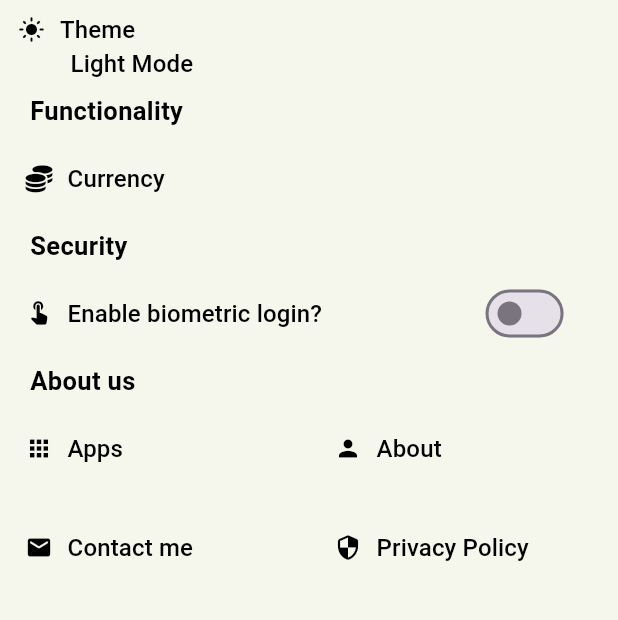
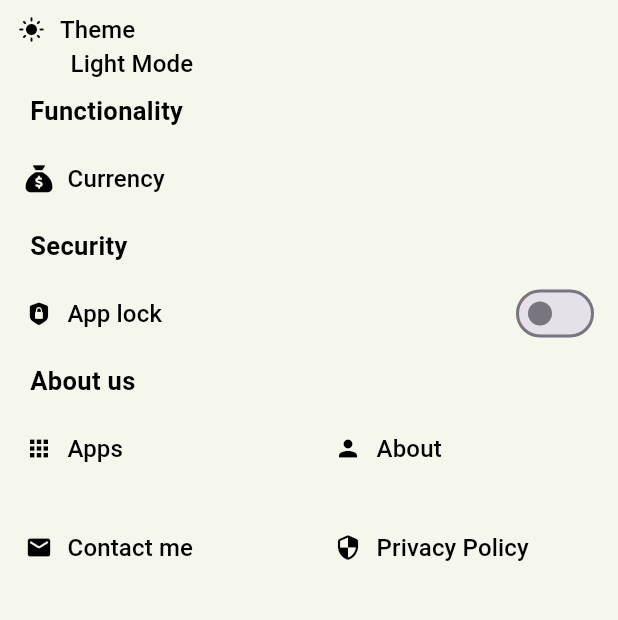
Before and after one commit to Viperz75/Jar, a Flutter app: the screen it shows after launch, after a tap on an icon or button, on a phone screen of 412 x 824 dp, the part 120-740 px from its top. Run offline on Flutter 3.47's test engine with Material 3 defaults, Android fonts, the light colour scheme and no system bars; our stand-ins replace fl_chart, font_awesome_flutter, hive, hive_flutter, local_auth, shared_preferences; accounts and stored records are empty.

Commit message:
updated icons and readme

```diff
--- /dev/null
+++ b/devtools_options.yaml
@@ -0,0 +1 @@
+extensions:
--- a/lib/components/settings.dart
+++ b/lib/components/settings.dart
@@ -194,7 +194,7 @@ class _SettingsPageState extends State<SettingsPage> {
                       children: [
                         const SizedBox(width: 5.0),
                         FaIcon(
-                          FontAwesomeIcons.coins,
+                          FontAwesomeIcons.sackDollar,
                           color: Provider.of<ThemeProvider>(context)
                                       .themeModeType ==
                                   ThemeModeType.dark
@@ -229,11 +229,13 @@ class _SettingsPageState extends State<SettingsPage> {
                   child: SizedBox(
                     height: 50.0,
                     child: Row(
-                      mainAxisAlignment: MainAxisAlignment.start,
+                      mainAxisAlignment: MainAxisAlignment.spaceBetween,
+                      children: [
+                        Row(
                           children: [
                             const SizedBox(width: 5.0),
                             Icon(
-                          Icons.touch_app_rounded,
+                              CupertinoIcons.lock_shield_fill,
                               color: Provider.of<ThemeProvider>(context)
                                   .themeModeType ==
                                   ThemeModeType.dark
@@ -242,7 +244,7 @@ class _SettingsPageState extends State<SettingsPage> {
                             ),
                             const SizedBox(width: 10.0),
                             Text(
-                          'Enable biometric login?',
+                              'App lock',
                               style: TextStyle(
                                 fontSize: 16.0,
                                 color: Provider.of<ThemeProvider>(context)
@@ -252,7 +254,8 @@ class _SettingsPageState extends State<SettingsPage> {
                                     : Colors.black,
                               ),
                             ),
-                        SizedBox(width: 105.0,),
+                          ],
+                        ),
                         Switch(
                           activeColor: Provider.of<ThemeProvider>(context)
                               .themeModeType ==
@@ -272,6 +275,7 @@ class _SettingsPageState extends State<SettingsPage> {
               ),
             ],
           ),
+
           settingsSection(text: 'About us'),
           Row(
             children: [
--- a/lib/main.dart
+++ b/lib/main.dart
@@ -30,7 +30,7 @@ class _JarState extends State<Jar> {
   Widget build(BuildContext context) {
     return MultiProvider(
       providers: [
-        ChangeNotifierProvider(create: (_) => ThemeProvider()),
+        ChangeNotifierProvider(create: (_) => ThemeProvider(context)),
         ChangeNotifierProvider(create: (_) => CurrencyNotifier()),
         ChangeNotifierProvider(create: (_) => BiometricProvider()),
       ],
--- a/lib/mainScreen/home.dart
+++ b/lib/mainScreen/home.dart
@@ -434,7 +434,9 @@ class _HomeState extends State<Home> with SingleTickerProviderStateMixin {
             // Text('Saved ৳$totalGoal/৳$totalSaved'),
             Text('Saved '),
             CurrencyWidget(), // Include CurrencyWidget here
-            Text('$totalGoal/$totalSaved'),
+            Text('$totalGoal/'),
+            CurrencyWidget(),
+            Text('$totalSaved'),
           ],
         ),
         automaticallyImplyLeading: false,
@@ -453,7 +455,7 @@ class _HomeState extends State<Home> with SingleTickerProviderStateMixin {
             ),
             FloatingActionButton(
               backgroundColor: Provider.of<ThemeProvider>(context).themeModeType == ThemeModeType.dark ? const Color(0xff5e5c6a) : const Color(0xfffcd9c3),
-              child: const FaIcon(FontAwesomeIcons.plus),
+              child: const Icon(Icons.add),
               onPressed: () {
                 openAddDialog(context, null);
               },
--- a/lib/theme/theme_constants.dart
+++ b/lib/theme/theme_constants.dart
@@ -2,7 +2,7 @@ import 'package:flutter/material.dart';
 
 ThemeData lightTheme = ThemeData(
   brightness: Brightness.light,
-  scaffoldBackgroundColor: const Color(0xffEFF3F5),
+  scaffoldBackgroundColor: const Color(0xfff5f7ec),
   // shadowColor: Color(0xffA1AAFF),
     textTheme: const TextTheme(
       displayLarge: TextStyle(color: Colors.black),
--- a/lib/theme/theme_manager.dart
+++ b/lib/theme/theme_manager.dart
@@ -1,23 +1,77 @@
+// import 'package:flutter/material.dart';
+// import 'package:shared_preferences/shared_preferences.dart';
+//
+// enum ThemeModeType { light, dark, system }
+//
+// class ThemeProvider extends ChangeNotifier {
+//   ThemeData _themeData = ThemeData.light(); // Initialize with default theme
+//   ThemeModeType _themeModeType = ThemeModeType.light;
+//
+//   ThemeData get themeData => _themeData;
+//   ThemeModeType get themeModeType => _themeModeType;
+//
+//   ThemeProvider() {
+//     _loadTheme();
+//   }
+//
+//   Future<void> _loadTheme() async {
+//     final prefs = await SharedPreferences.getInstance();
+//     final themeMode = ThemeModeType.values[prefs.getInt('themeMode') ?? 0];
+//     _setThemeMode(themeMode);
+//   }
+//
+//   Future<void> setThemeMode(ThemeModeType mode) async {
+//     final prefs = await SharedPreferences.getInstance();
+//     await prefs.setInt('themeMode', mode.index);
+//     _setThemeMode(mode);
+//   }
+//
+//   void _setThemeMode(ThemeModeType mode) {
+//     _themeModeType = mode;
+//     switch (mode) {
+//       case ThemeModeType.light:
+//         _themeData = ThemeData.light();
+//         break;
+//       case ThemeModeType.dark:
+//         _themeData = ThemeData.dark();
+//         break;
+//       case ThemeModeType.system:
+//         _themeData = ThemeData();
+//         break;
+//     }
+//     notifyListeners();
+//   }
+// }
+
 import 'package:flutter/material.dart';
+import 'package:flutter/services.dart';
 import 'package:shared_preferences/shared_preferences.dart';
 
 enum ThemeModeType { light, dark, system }
 
 class ThemeProvider extends ChangeNotifier {
-  ThemeData _themeData = ThemeData.light(); // Initialize with default theme
+  ThemeData _themeData = ThemeData.light();
   ThemeModeType _themeModeType = ThemeModeType.light;
 
   ThemeData get themeData => _themeData;
   ThemeModeType get themeModeType => _themeModeType;
 
-  ThemeProvider() {
+  final BuildContext context;
+
+  ThemeProvider(this.context) {
     _loadTheme();
   }
 
   Future<void> _loadTheme() async {
     final prefs = await SharedPreferences.getInstance();
-    final themeMode = ThemeModeType.values[prefs.getInt('themeMode') ?? 0];
-    _setThemeMode(themeMode);
+    final savedModeIndex = prefs.getInt('themeMode');
+    if (savedModeIndex != null) {
+      final themeMode = ThemeModeType.values[savedModeIndex];
+      _setThemeMode(themeMode);
+    } else {
+      // If no saved theme mode, default to system theme
+      _setSystemThemeMode();
+    }
   }
 
   Future<void> setThemeMode(ThemeModeType mode) async {
@@ -34,6 +88,7 @@ class ThemeProvider extends ChangeNotifier {
         break;
       case ThemeModeType.dark:
         _themeData = ThemeData.dark();
+        print(_themeData);
         break;
       case ThemeModeType.system:
         _themeData = ThemeData();
@@ -41,4 +96,9 @@ class ThemeProvider extends ChangeNotifier {
     }
     notifyListeners();
   }
+
+  void _setSystemThemeMode() {
+    final brightness = MediaQuery.platformBrightnessOf(context);
+    _themeData = brightness == Brightness.dark ? ThemeData.dark() : ThemeData.light();
+  }
 }
```
Also changed, not shown: 1 other file. Lines whose indentation alone changed are shown as unchanged.
